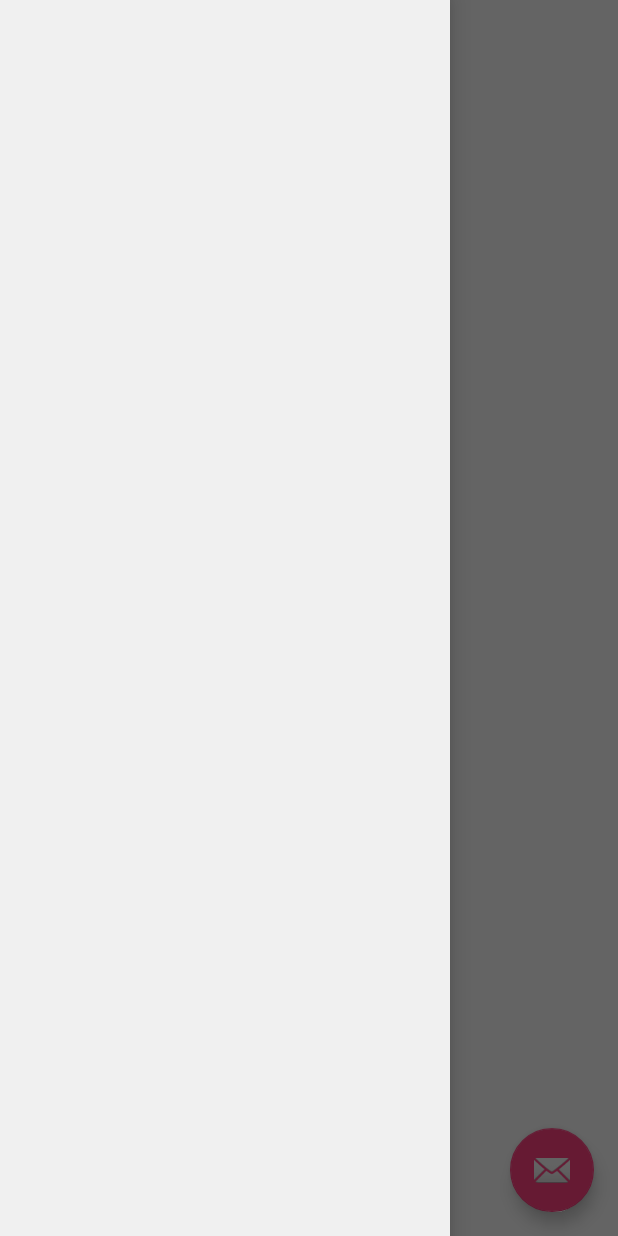
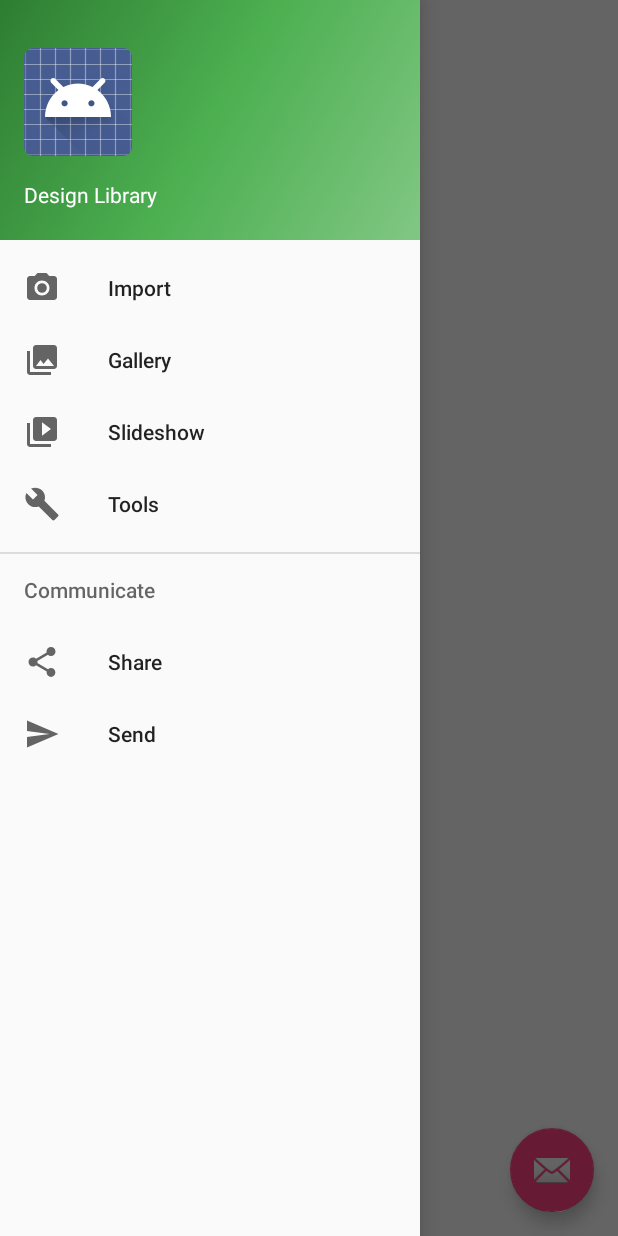
Before and after one commit to OrdonTeam/DesignLibraryWorkshop, an Android app: the screen it shows after launch (MainActivity), with the side drawer open, on a phone screen of 412 x 824 dp. Run offline under Robolectric (Android 15) with nearby library versions, the phone set to English and light mode, and no system bars.

Commit message:
Add NavigationView with menu

```diff
--- a/app/src/main/res/layout/main_activity.xml
+++ b/app/src/main/res/layout/main_activity.xml
@@ -1,6 +1,7 @@
 <?xml version="1.0" encoding="utf-8"?>
 <android.support.v4.widget.DrawerLayout
     xmlns:android="http://schemas.android.com/apk/res/android"
+    xmlns:app="http://schemas.android.com/apk/res-auto"
     android:layout_width="match_parent"
     android:layout_height="match_parent">
 
@@ -18,9 +19,10 @@
             android:src="@android:drawable/ic_dialog_email"/>
     </android.support.design.widget.CoordinatorLayout>
 
-    <FrameLayout
-        android:layout_width="300dp"
+    <android.support.design.widget.NavigationView
+        android:layout_width="wrap_content"
         android:layout_height="match_parent"
         android:layout_gravity="start"
-        android:background="#f0f0f0"/>
+        app:headerLayout="@layout/navigation_header"
+        app:menu="@menu/navigation_menu"/>
 </android.support.v4.widget.DrawerLayout>
--- /dev/null
+++ b/app/src/main/res/menu/navigation_menu.xml
@@ -0,0 +1,30 @@
+<?xml version="1.0" encoding="utf-8"?>
+<menu xmlns:android="http://schemas.android.com/apk/res/android">
+
+    <group android:checkableBehavior="single">
+        <item
+            android:icon="@drawable/ic_menu_camera"
+            android:title="Import"/>
+        <item
+            android:icon="@drawable/ic_menu_gallery"
+            android:title="Gallery"/>
+        <item
+            android:icon="@drawable/ic_menu_slideshow"
+            android:title="Slideshow"/>
+        <item
+            android:icon="@drawable/ic_menu_manage"
+            android:title="Tools"/>
+    </group>
+
+    <item android:title="Communicate">
+        <menu>
+            <item
+                android:icon="@drawable/ic_menu_share"
+                android:title="Share"/>
+            <item
+                android:icon="@drawable/ic_menu_send"
+                android:title="Send"/>
+        </menu>
+    </item>
+
+</menu>
```
